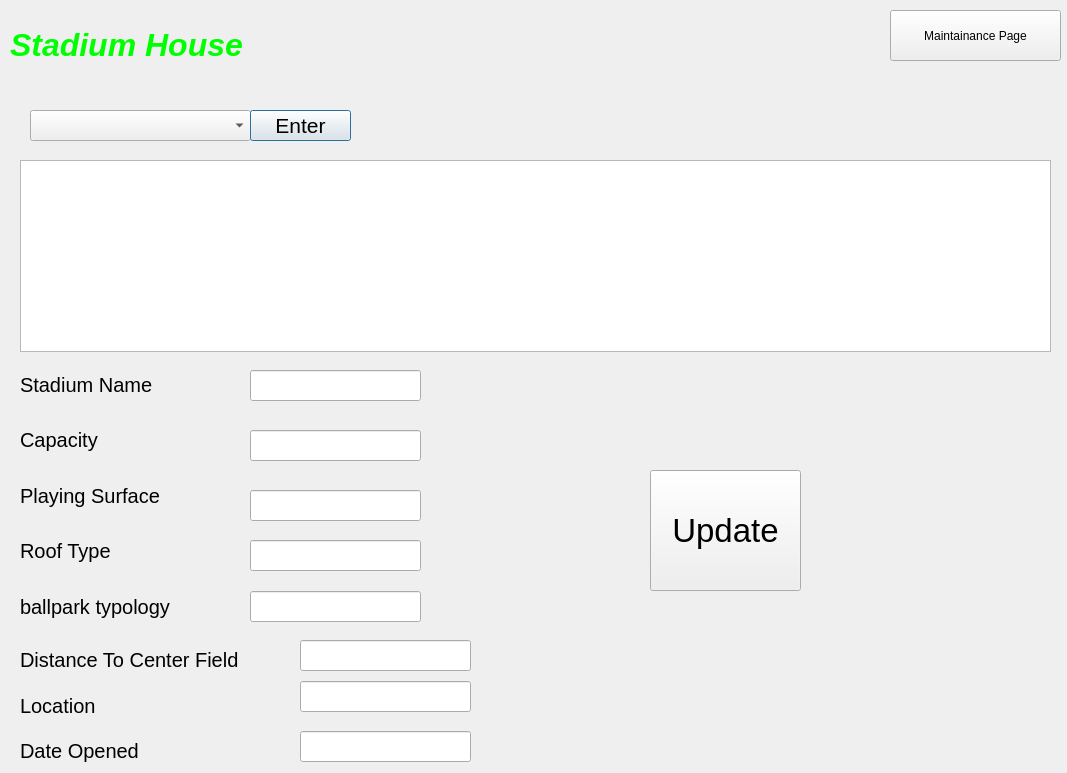
Before: the Qt Designer form stadiumedit.ui in Ling2251/CS1D-Project-2-Baseball-Project, drawn with Qt 5.
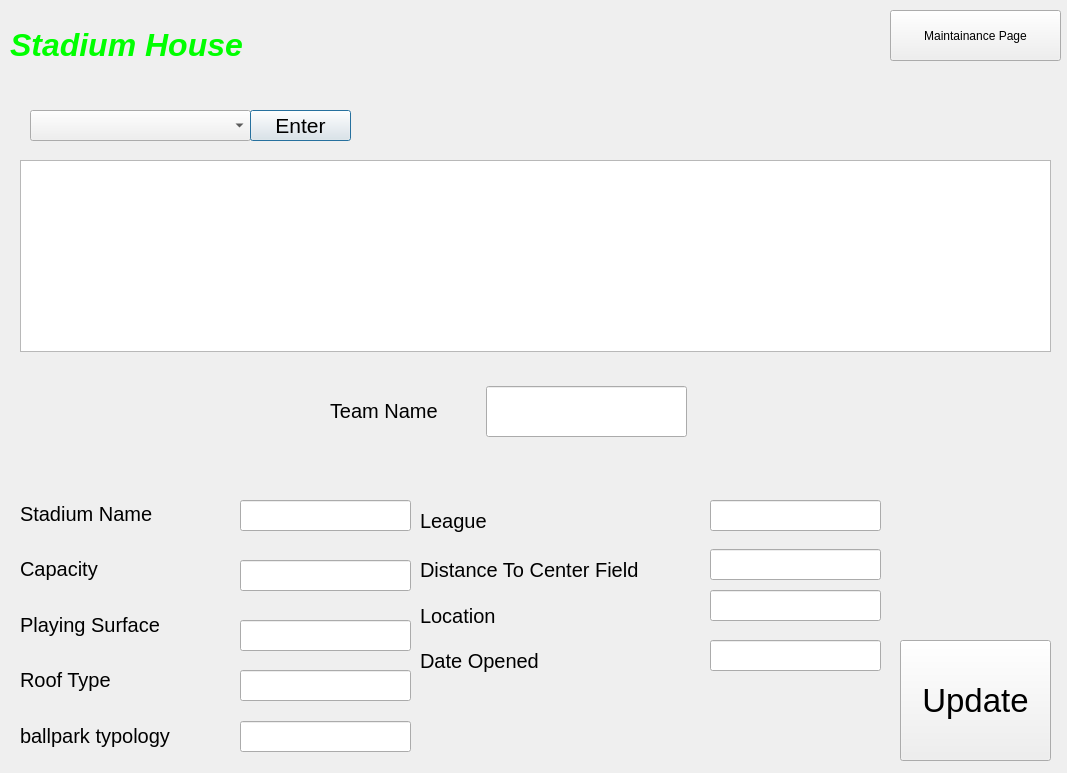
After: the same form once the commit is applied.

```diff
--- a/stadiumedit.ui
+++ b/stadiumedit.ui
@@ -72,9 +72,9 @@
   <widget class="QWidget" name="">
    <property name="geometry">
     <rect>
-     <x>20</x>
-     <y>640</y>
-     <width>271</width>
+     <x>420</x>
+     <y>550</y>
+     <width>273</width>
      <height>131</height>
     </rect>
    </property>
@@ -120,8 +120,8 @@
   <widget class="QLineEdit" name="stadiumName">
    <property name="geometry">
     <rect>
-     <x>250</x>
-     <y>370</y>
+     <x>240</x>
+     <y>500</y>
      <width>171</width>
      <height>31</height>
     </rect>
@@ -130,8 +130,8 @@
   <widget class="QLineEdit" name="capacity">
    <property name="geometry">
     <rect>
-     <x>250</x>
-     <y>430</y>
+     <x>240</x>
+     <y>560</y>
      <width>171</width>
      <height>31</height>
     </rect>
@@ -140,8 +140,8 @@
   <widget class="QLineEdit" name="playinSurface">
    <property name="geometry">
     <rect>
-     <x>250</x>
-     <y>490</y>
+     <x>240</x>
+     <y>620</y>
      <width>171</width>
      <height>31</height>
     </rect>
@@ -150,8 +150,8 @@
   <widget class="QLineEdit" name="rooftype">
    <property name="geometry">
     <rect>
-     <x>250</x>
-     <y>540</y>
+     <x>240</x>
+     <y>670</y>
      <width>171</width>
      <height>31</height>
     </rect>
@@ -160,8 +160,8 @@
   <widget class="QLineEdit" name="ballparktypology">
    <property name="geometry">
     <rect>
-     <x>250</x>
-     <y>591</y>
+     <x>240</x>
+     <y>721</y>
      <width>171</width>
      <height>31</height>
     </rect>
@@ -170,8 +170,8 @@
   <widget class="QLineEdit" name="distanceToCenter">
    <property name="geometry">
     <rect>
-     <x>300</x>
-     <y>640</y>
+     <x>710</x>
+     <y>549</y>
      <width>171</width>
      <height>31</height>
     </rect>
@@ -180,8 +180,8 @@
   <widget class="QLineEdit" name="DateOpened">
    <property name="geometry">
     <rect>
-     <x>300</x>
-     <y>731</y>
+     <x>710</x>
+     <y>640</y>
      <width>171</width>
      <height>31</height>
     </rect>
@@ -190,8 +190,8 @@
   <widget class="QLineEdit" name="Location">
    <property name="geometry">
     <rect>
-     <x>300</x>
-     <y>681</y>
+     <x>710</x>
+     <y>590</y>
      <width>171</width>
      <height>31</height>
     </rect>
@@ -200,8 +200,8 @@
   <widget class="QPushButton" name="update">
    <property name="geometry">
     <rect>
-     <x>650</x>
-     <y>470</y>
+     <x>900</x>
+     <y>640</y>
      <width>151</width>
      <height>121</height>
     </rect>
@@ -228,11 +228,67 @@
     <string>Maintainance Page</string>
    </property>
   </widget>
+  <widget class="QLabel" name="label_10">
+   <property name="geometry">
+    <rect>
+     <x>330</x>
+     <y>390</y>
+     <width>151</width>
+     <height>41</height>
+    </rect>
+   </property>
+   <property name="font">
+    <font>
+     <pointsize>15</pointsize>
+    </font>
+   </property>
+   <property name="text">
+    <string>Team Name</string>
+   </property>
+  </widget>
+  <widget class="QLineEdit" name="teamNameLine">
+   <property name="geometry">
+    <rect>
+     <x>486</x>
+     <y>386</y>
+     <width>201</width>
+     <height>51</height>
+    </rect>
+   </property>
+  </widget>
+  <widget class="QLabel" name="label_11">
+   <property name="geometry">
+    <rect>
+     <x>420</x>
+     <y>500</y>
+     <width>141</width>
+     <height>41</height>
+    </rect>
+   </property>
+   <property name="font">
+    <font>
+     <pointsize>15</pointsize>
+    </font>
+   </property>
+   <property name="text">
+    <string>League</string>
+   </property>
+  </widget>
+  <widget class="QLineEdit" name="leagueLine">
+   <property name="geometry">
+    <rect>
+     <x>710</x>
+     <y>500</y>
+     <width>171</width>
+     <height>31</height>
+    </rect>
+   </property>
+  </widget>
   <widget class="QWidget" name="">
    <property name="geometry">
     <rect>
      <x>20</x>
-     <y>360</y>
+     <y>489</y>
      <width>195</width>
      <height>271</height>
     </rect>
```
Left out of the diff: 2 changed lines with no effect on the pictures.
